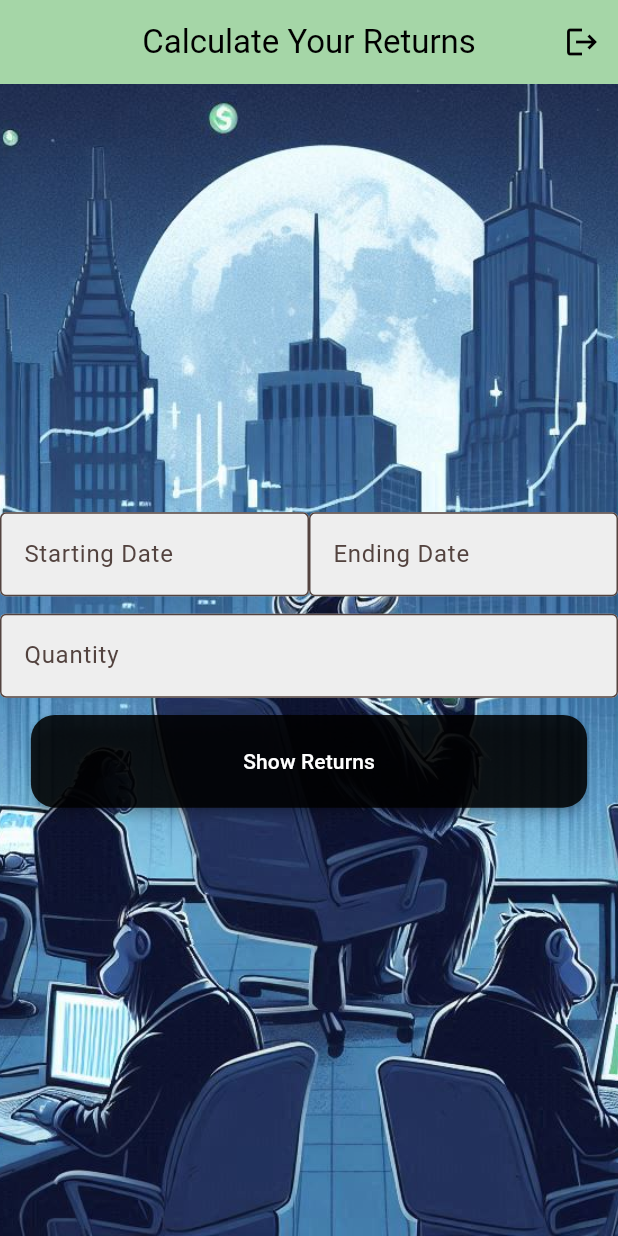
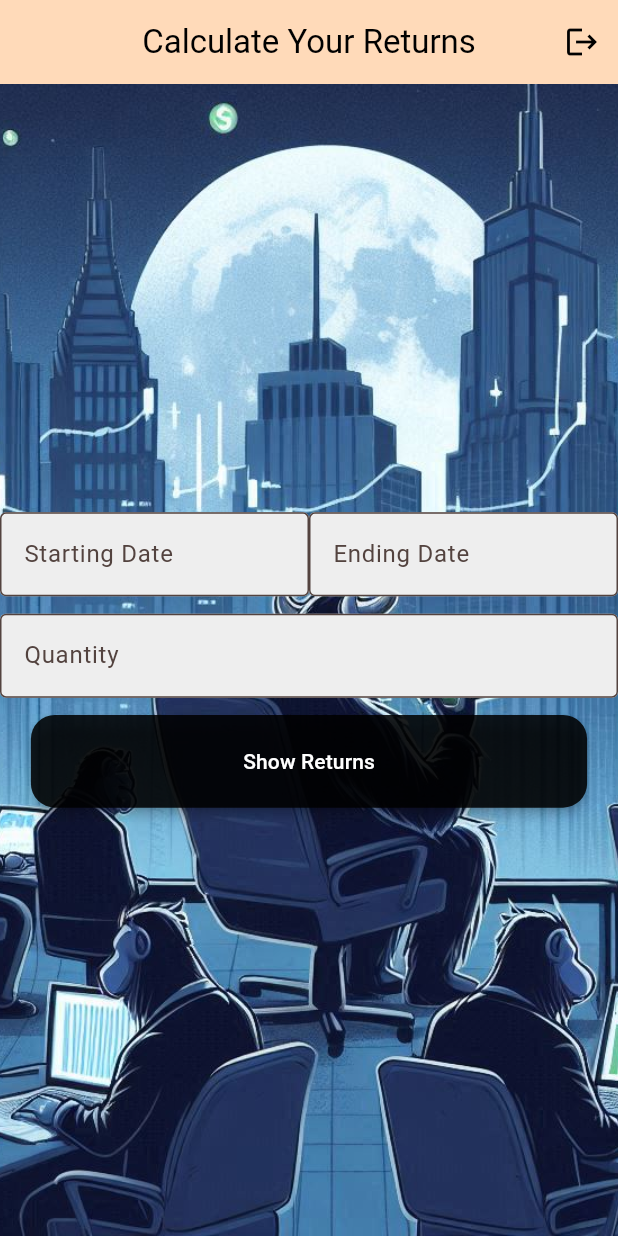
Before and after one commit to Cryptic-19/Stock_Return_Calculator, a Flutter app: the Calci screen opened directly with empty values, on a phone screen of 412 x 824 dp. Run offline on Flutter 3.47's test engine with Material 3 defaults, Android fonts, the phone set to English and light mode, and no system bars; our stand-ins replace cloud_firestore, firebase_auth, firebase_core, flutter_typeahead; accounts and stored records are empty; network calls fail.

Commit message:
fixing 2

```diff
--- a/lib/pages/calci.dart
+++ b/lib/pages/calci.dart
@@ -285,7 +285,7 @@ class _CalciState extends State<Calci> {
       return Scaffold(
         appBar: AppBar(
           foregroundColor: Colors.black,
-          backgroundColor: Colors.green[200],
+          backgroundColor: const Color.fromARGB(255, 255, 218, 185),
           title: const Text("Calculate Your Returns"),
           centerTitle: true,
           automaticallyImplyLeading: false,
```
